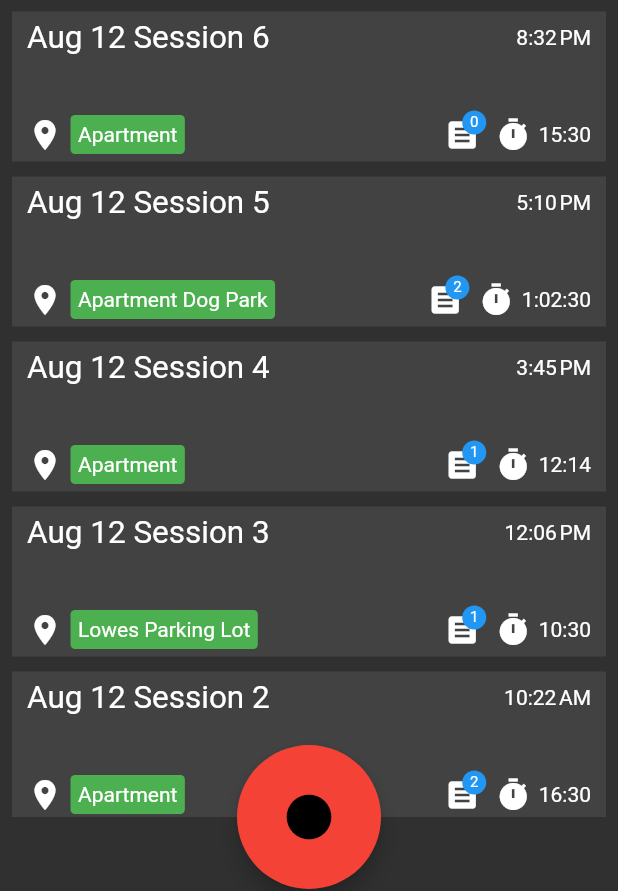
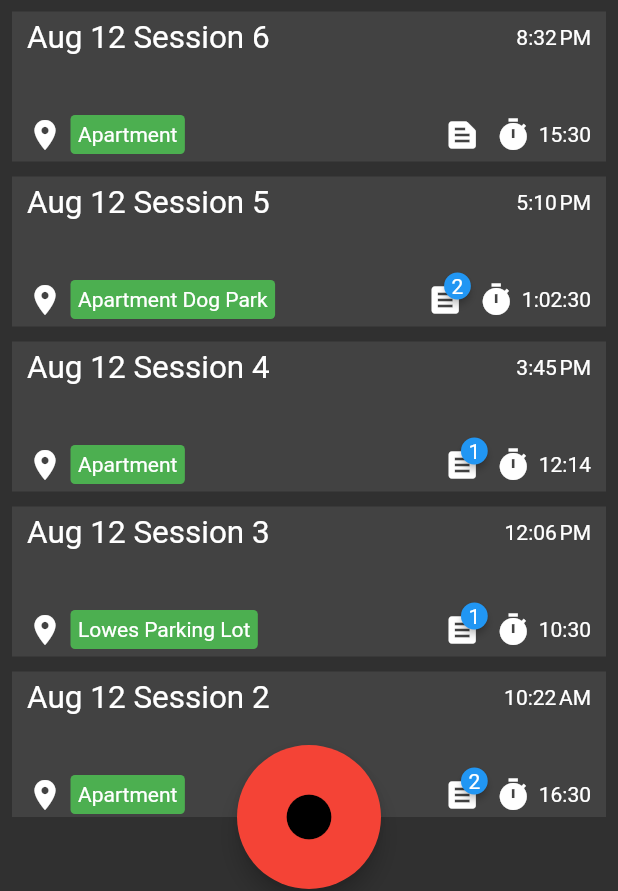
Before and after one commit to nickpalladino/handlerify, a Flutter app: the screen it shows after launch, on a phone screen of 412 x 824 dp. Shown: the part 239-1130 px from the top of the screen. Run offline on Flutter 3.47's test engine with Material 2 defaults, Android fonts, the light colour scheme and no system bars; drawn by our look-alikes of badges; our stand-ins replace get_it, injectable.

Commit message:
Hide note badge if count is 0

```diff
--- a/lib/ui/widgets/session_list.dart
+++ b/lib/ui/widgets/session_list.dart
@@ -2,6 +2,7 @@ import 'package:flutter/material.dart';
 import 'package:handlerify/models/session.dart';
 import 'package:handlerify/ui/widgets/tag.dart';
 import 'package:intl/intl.dart';
+import 'package:badges/badges.dart' as badges;
 
 
 class SessionList extends StatelessWidget {
@@ -69,10 +70,14 @@ class SessionList extends StatelessWidget {
                           Padding(
                             padding: const EdgeInsets.fromLTRB(0, 0, 10, 0),
                             child:
-                              Badge(label: Text(sessions[index].getNumberNotes().toString()),
-                                backgroundColor: Colors.blue,
-                                textColor: Colors.white,
-                                //extStyle: TextStyle(fontWeight: FontWeight.bold),
+                              badges.Badge(
+                                position: badges.BadgePosition.topEnd(top: -10, end: -5),
+                                badgeContent: Text(sessions[index].getNumberNotes().toString()),
+                                showBadge: sessions[index].getNumberNotes() > 0,
+                                badgeStyle: badges.BadgeStyle(
+                                  badgeColor: Colors.blue,),
+                                badgeAnimation: badges.BadgeAnimation.slide(
+                                  toAnimate: false),
                                 child: Icon(Icons.text_snippet),)
                             //Icon(Icons.text_snippet,),
                           )]),
--- a/pubspec.yaml
+++ b/pubspec.yaml
@@ -38,6 +38,7 @@ dependencies:
   intl: ^0.18.1
   get_it: ^7.6.0
   injectable: ^2.2.0
+  badges: ^3.1.1
 
 dev_dependencies:
   flutter_test:
```
Also changed, not shown: pubspec.lock.
